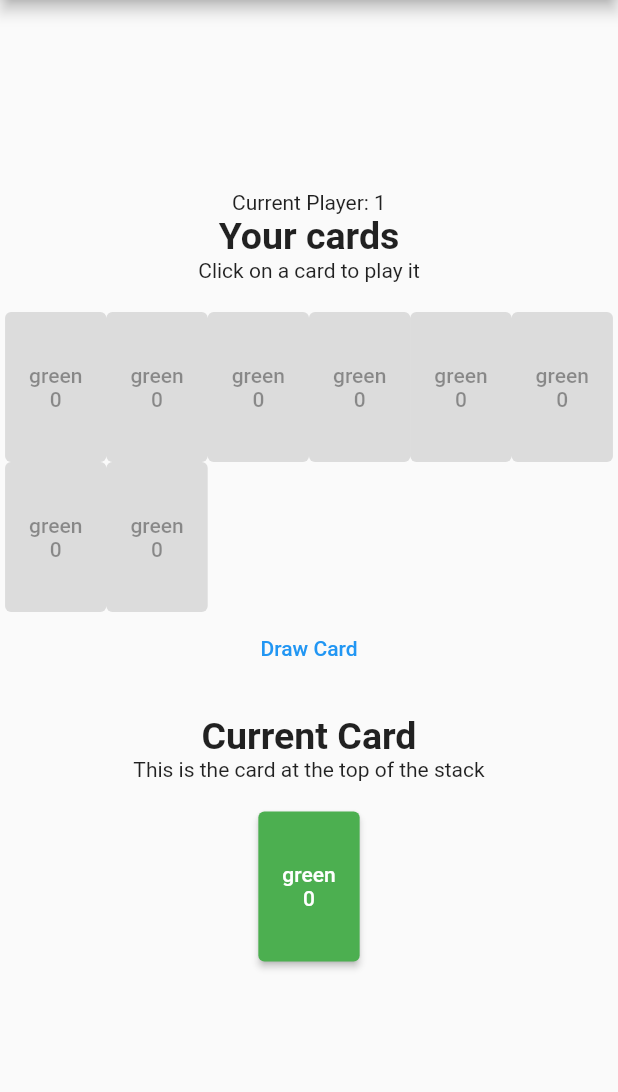
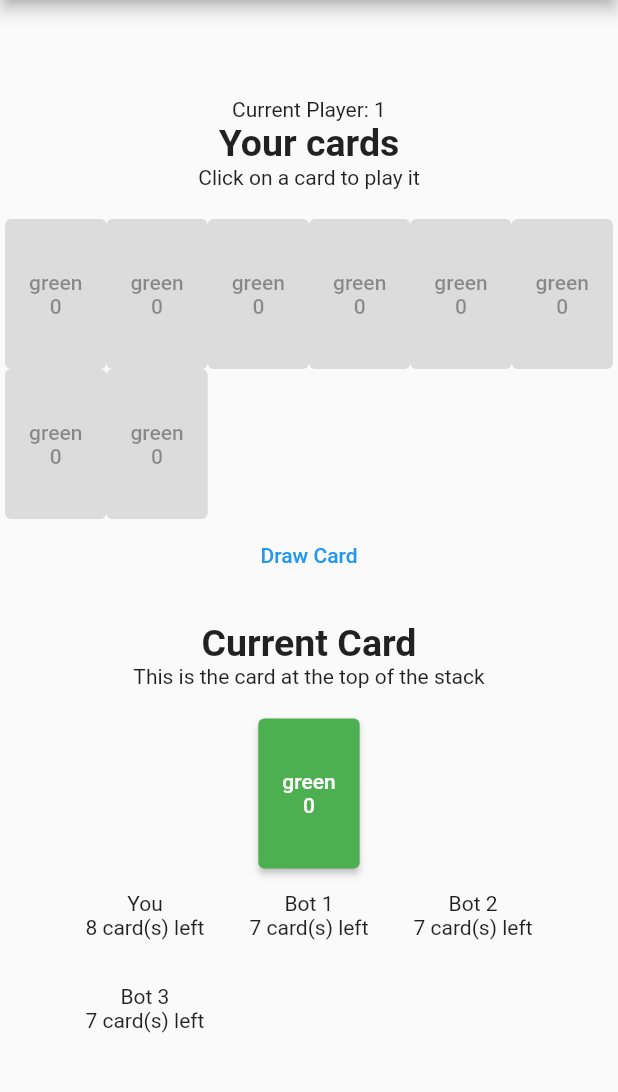
Before and after one commit to paytontech/unoweb_flutter, a Flutter app: the screen it shows after launch, after a tap on "Draw Card", on a phone screen of 412 x 824 dp, the part 84-1176 px from its top. Run offline on Flutter 3.47's test engine with Material 2 defaults, Android fonts, the phone set to English and light mode, and no system bars.

Commit message:
card counter + invalid play notification

```diff
--- a/lib/main.dart
+++ b/lib/main.dart
@@ -42,7 +42,6 @@ class MyHomePage extends StatefulWidget {
 }
 
 class _MyHomePageState extends State<MyHomePage> {
-  int _counter = 0;
   Map gameData = {
     'players': [],
     'currentPlayer': 0,
@@ -50,16 +49,7 @@ class _MyHomePageState extends State<MyHomePage> {
     'winState': {'winnerChosen': false, 'winner': {}}
   };
   List<Map> cards = [];
-  void _incrementCounter() {
-    setState(() {
-      // This call to setState tells the Flutter framework that something has
-      // changed in this State, which causes it to rerun the build method below
-      // so that the display can reflect the updated values. If we changed
-      // _counter without calling setState(), then the build method would not be
-      // called again, and so nothing would appear to happen.
-      _counter++;
-    });
-  }
+  bool invalidAttemptError = false;
 
   void genCards() {
     for (var i = 0; i < 10; i++) {
@@ -125,7 +115,7 @@ class _MyHomePageState extends State<MyHomePage> {
     }
   }
 
-  void playCard(card, playerID) {
+  void playCard(card, playerID) async {
     print("play attempted: $playerID");
     if (playerID == gameData['currentPlayer']) {
       //valid
@@ -138,9 +128,28 @@ class _MyHomePageState extends State<MyHomePage> {
         });
         updatePlayer();
         botPlay();
+      } else {
+        if (gameData['currentPlayer'] == playerID) {
+          setState(() {
+            invalidAttemptError = true;
+          });
+          await Future.delayed(const Duration(seconds: 3));
+          setState(() {
+            invalidAttemptError = false;
+          });
+        }
       }
     } else {
       //invalid
+      if (gameData['currentPlayer'] == playerID) {
+        setState(() {
+          invalidAttemptError = true;
+        });
+        await Future.delayed(const Duration(seconds: 3));
+        setState(() {
+          invalidAttemptError = false;
+        });
+      }
     }
   }
 
@@ -184,12 +193,14 @@ class _MyHomePageState extends State<MyHomePage> {
   }
 
   void drawCard(playerID) {
-    setState(() {
-      gameData['players'][playerID]['cards']
-          .add(cards[Random().nextInt(cards.length)]);
+    if (gameData['currentPlayer'] == playerID) {
+      setState(() {
+        gameData['players'][playerID]['cards']
+            .add(cards[Random().nextInt(cards.length)]);
+      });
       updatePlayer();
       botPlay();
-    });
+    }
   }
 
   @override
@@ -254,6 +265,12 @@ class _MyHomePageState extends State<MyHomePage> {
                 style: TextStyle(fontSize: 25, fontWeight: FontWeight.bold),
               ),
               const Text("Click on a card to play it"),
+              if (invalidAttemptError)
+                Text(
+                  "Invalid Play!",
+                  style:
+                      TextStyle(color: Colors.red, fontWeight: FontWeight.bold),
+                ),
               const SizedBox(
                 width: 0,
                 height: 20,
@@ -306,6 +323,21 @@ class _MyHomePageState extends State<MyHomePage> {
                       gameData['stack']['current']['number'].toString(),
                   textAlign: TextAlign.center,
                 ),
+              ),
+              Wrap(
+                children: gameData['players']
+                    .map<Widget>((player) => Padding(
+                          padding: const EdgeInsets.all(15),
+                          child: player['bot']
+                              ? Text(
+                                  "Bot ${player['id']}\n${player['cards'].length} card(s) left",
+                                  textAlign: TextAlign.center)
+                              : Text(
+                                  "You\n${player['cards'].length} card(s) left",
+                                  textAlign: TextAlign.center,
+                                ),
+                        ))
+                    .toList(),
               )
             ],
           ),
```
